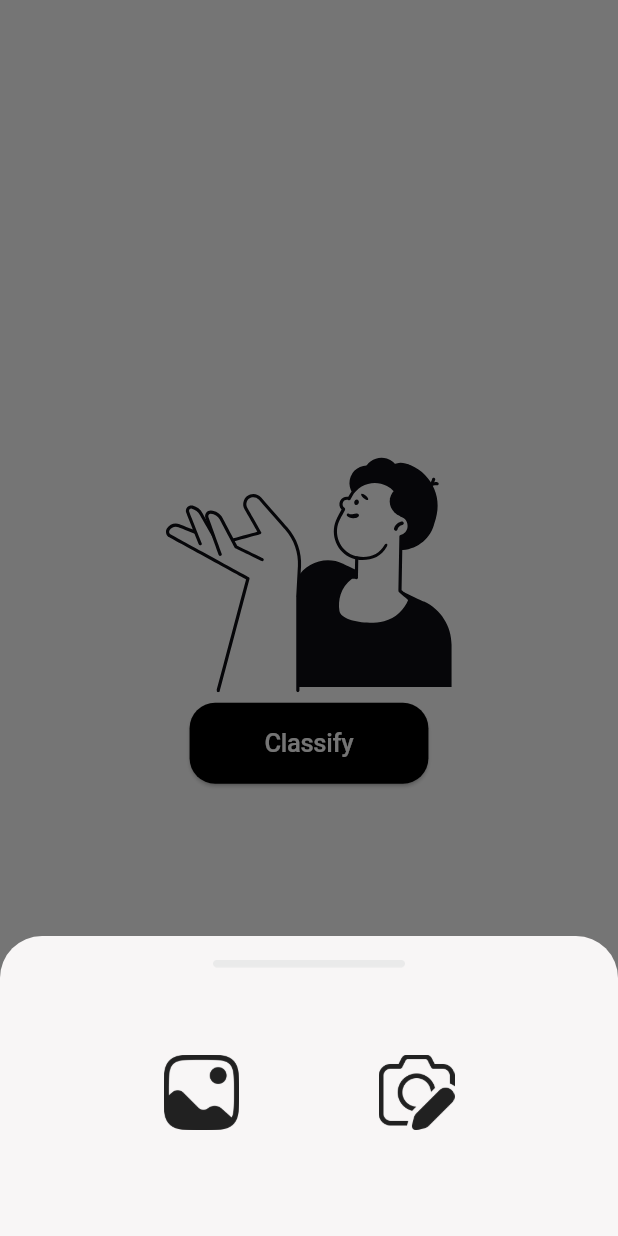
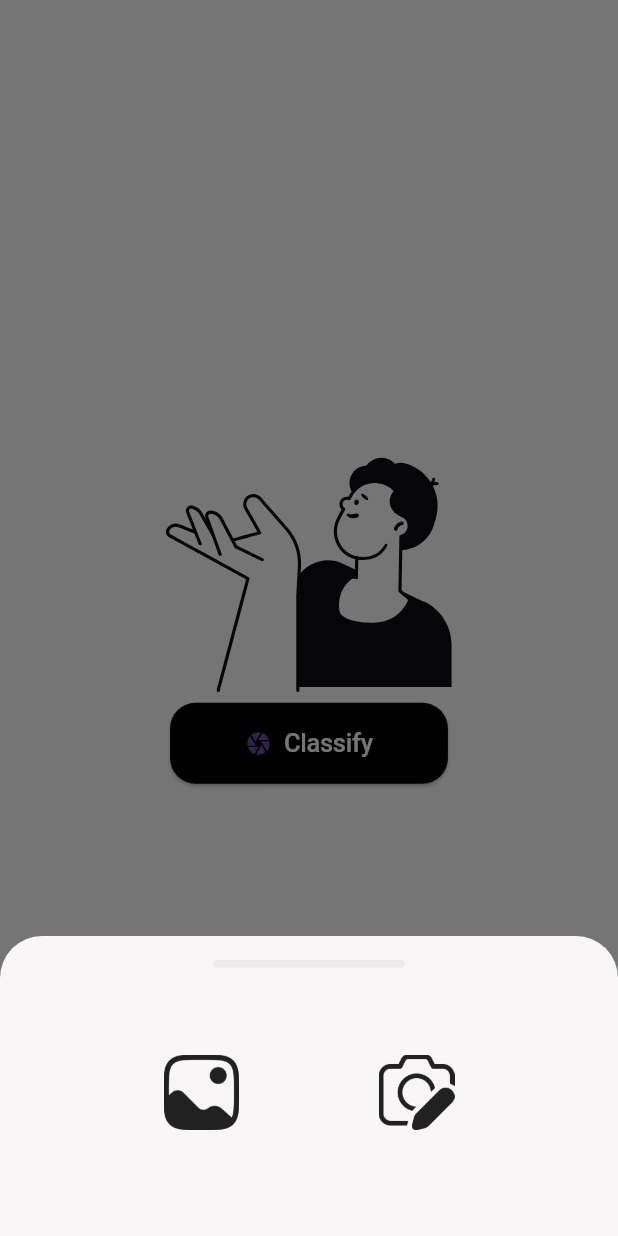
Before and after one commit to Abdul-Sami9678/FYP01, a Flutter app: the BuyerCameranavbar screen opened directly, after a tap on "Classify", on a phone screen of 412 x 824 dp. Run offline on Flutter 3.47's test engine with Material 3 defaults, Android fonts, the phone set to English and light mode, and no system bars; our stand-ins replace cloud_firestore, device_preview, dio, firebase_auth, firebase_core, firebase_database and 15 more; missing offline and left inert: flutter_stripe, flutter_tflite; accounts and stored records are empty; Roboto replaces fonts that are missing (Sans); project files that could hold a hidden picture were left out.

Commit message:
camera navbar file updated

```diff
--- /dev/null
+++ b/assets/labels.txt
@@ -0,0 +1,5 @@
+Arborio
+Basmati
+Ipsala
+Jasmine
+Karacadag
--- a/lib/Screens/Bottom Navigation Bars/Buyer/Buyer_Tabs/Buyer_cameranavbar.dart
+++ b/lib/Screens/Bottom Navigation Bars/Buyer/Buyer_Tabs/Buyer_cameranavbar.dart
@@ -1,8 +1,9 @@
 import 'dart:io';
 import 'dart:typed_data';
-
 import 'package:flutter/material.dart';
+import 'package:image/image.dart' as img; // For image processing
 import 'package:image_picker/image_picker.dart';
+import 'package:flutter_tflite/flutter_tflite.dart';
 import 'package:lottie/lottie.dart';
 
 class BuyerCameranavbar extends StatefulWidget {
@@ -15,27 +16,146 @@ class BuyerCameranavbar extends StatefulWidget {
 class _BuyerCameranavbarState extends State<BuyerCameranavbar> {
   Uint8List? _image;
   File? selectedImage;
+  List<dynamic>? _output;
+  bool _loading = false;
 
-  // Image pick from Camera
-  Future _pickImageFromCamera() async {
+  @override
+  void initState() {
+    super.initState();
+    _loading = true;
+    loadModel().then((value) {
+      setState(() {
+        _loading = false;
+      });
+    });
+  }
+
+  @override
+  void dispose() {
+    Tflite.close();
+    super.dispose();
+  }
+
+  // Load the TFLite model
+  Future<void> loadModel() async {
+    await Tflite.loadModel(
+      model: 'assets/new_rice_classifier_model.tflite',
+      labels: 'assets/labels.txt',
+    );
+  }
+
+  // Convert image to grayscale
+  Future<File?> convertToGrayscale(File image) async {
+    try {
+      final imageBytes = await image.readAsBytes();
+      final decodedImage = img.decodeImage(imageBytes);
+
+      if (decodedImage == null) {
+        print("Error: Could not decode image");
+        return null;
+      }
+
+      // Convert the image to grayscale
+      final grayImage = img.grayscale(decodedImage);
+
+      // Save the grayscale image temporarily
+      final tempDir = Directory.systemTemp;
+      final grayscaleImagePath = '${tempDir.path}/grayscale_image.png';
+      final grayscaleFile = File(grayscaleImagePath);
+
+      await grayscaleFile.writeAsBytes(img.encodePng(grayImage));
+      print("Grayscale image saved at: $grayscaleImagePath");
+      return grayscaleFile;
+    } catch (e) {
+      print("Error during grayscale conversion: $e");
+      return null;
+    }
+  }
+
+  // Classify the selected image
+  Future<void> classifyImage(File image) async {
+    if (image == null) return;
+
+    // Run the TFLite model
+    var output = await Tflite.runModelOnImage(
+      path: image.path,
+      numResults: 5,
+      threshold: 0.5,
+      imageMean: 127.5,
+      imageStd: 127.5,
+    );
+
+    setState(() {
+      _loading = false;
+
+      // Check if output is valid
+      if (output != null && output.isNotEmpty) {
+        final topPrediction = output[0];
+        final confidence = topPrediction['confidence'];
+        final label = topPrediction['label'];
+
+        if (confidence > 0.5) {
+          _output = output; // Show valid prediction
+        } else {
+          _output = [
+            {'label': 'Invalid image: Unable to predict rice type'}
+          ]; // Invalid prediction
+        }
+      } else {
+        _output = [
+          {'label': 'Invalid image: Unable to predict rice type'}
+        ];
+      }
+    });
+  }
+
+  // Image pick from Camera with Grayscale Conversion
+  Future<void> _pickImageFromCamera() async {
     final returnImage =
         await ImagePicker().pickImage(source: ImageSource.camera);
     if (returnImage == null) return;
+
     setState(() {
+      _loading = true;
+      selectedImage = File(returnImage.path);
+    });
+
+    // Convert image to grayscale
+    final grayscaleImage = await convertToGrayscale(selectedImage!);
+
+    if (grayscaleImage != null) {
+      final grayscaleBytes =
+          await grayscaleImage.readAsBytes(); // Read bytes outside setState
+      setState(() {
+        _image = grayscaleBytes; // Update state
+      });
+
+      // Classify the grayscale image
+      classifyImage(grayscaleImage);
+    } else {
+      setState(() {
+        _loading = false;
+        _output = [
+          {'label': 'Error: Unable to process the image'}
+        ];
+      });
+    }
+  }
+
+  // Image pick from Gallery (Optional: Can add grayscale conversion if needed)
+  Future<void> _pickImageFromGallery() async {
+    final returnImage =
+        await ImagePicker().pickImage(source: ImageSource.gallery);
+    if (returnImage == null) return;
+
+    setState(() {
+      _loading = true;
       selectedImage = File(returnImage.path);
       _image = File(returnImage.path).readAsBytesSync();
     });
-  }
 
-  // Image pick from Gallery
-  Future _pickImageFromGallery() async {
-    final returnImage =
-        await ImagePicker().pickImage(source: ImageSource.gallery);
-    if (returnImage == null) return;
-    setState(() {
-      selectedImage = File(returnImage.path);
-      _image = File(returnImage.path).readAsBytesSync();
-    });
+    // Classify the selected image
+    classifyImage(selectedImage!);
   }
 
   // Bottom Sheet to Display
@@ -43,7 +163,7 @@ class _BuyerCameranavbarState extends State<BuyerCameranavbar> {
     showModalBottomSheet(
       backgroundColor: const Color.fromARGB(255, 248, 246, 246),
       context: context,
-      isDismissible: true, // Allows closing by tapping outside or swiping down
+      isDismissible: true,
       builder: (BuildContext context) {
         return Container(
           padding: const EdgeInsets.all(16.0),
@@ -54,8 +174,10 @@ class _BuyerCameranavbarState extends State<BuyerCameranavbar> {
                 height: 5,
                 width: 136,
                 decoration: const BoxDecoration(
-                    image: DecorationImage(
-                        image: AssetImage("assets/images/Icons/Bar.png"))),
+                  image: DecorationImage(
+                    image: AssetImage("assets/images/Icons/Bar.png"),
+                  ),
+                ),
               ),
               const SizedBox(height: 58),
               Row(
@@ -65,12 +187,10 @@ class _BuyerCameranavbarState extends State<BuyerCameranavbar> {
                   InkWell(
                     onTap: () {
                       _pickImageFromGallery();
-                      Navigator.pop(
-                          context); // Close bottom sheet after picking
+                      Navigator.pop(context); // Close bottom sheet
                     },
                     child: const ImageIcon(
-                      AssetImage(
-                          'assets/images/Icons/Gallery.png'), // Gallery Icon
+                      AssetImage('assets/images/Icons/Gallery.png'),
                       size: 50.5,
                     ),
                   ),
@@ -78,12 +198,10 @@ class _BuyerCameranavbarState extends State<BuyerCameranavbar> {
                   InkWell(
                     onTap: () {
                       _pickImageFromCamera();
-                      Navigator.pop(
-                          context); // Close bottom sheet after picking
+                      Navigator.pop(context); // Close bottom sheet
                     },
                     child: const ImageIcon(
-                      AssetImage(
-                          'assets/images/Icons/Camera1.png'), // Camera Icon
+                      AssetImage('assets/images/Icons/Camera1.png'),
                       size: 50.5,
                     ),
                   ),
@@ -104,42 +222,65 @@ class _BuyerCameranavbarState extends State<BuyerCameranavbar> {
         child: Column(
           mainAxisAlignment: MainAxisAlignment.center,
           children: [
-            // Lottie Animation or Selected Image
-            _image == null
+            // Display loading animation or the selected image
+            _loading
                 ? Lottie.asset(
-                    "assets/Animations/S3.json",
-                    height: 160, // Adjust the height as needed
-                    width: 200, // Adjust the width as needed
+                    "assets/Animations/Loading4.json",
+                    height: 135,
+                    width: 135,
                   )
-                : Image.memory(
-                    _image!), // Display the selected image if available
-            const SizedBox(
-              height: 7,
-            ),
-            // Button to Open Bottom Sheet Manually
+                : _image != null
+                    ? Column(
+                        children: [
+                          Image.memory(
+                            _image!,
+                            width: 300,
+                            height: 300,
+                          ),
+                          const SizedBox(height: 20),
+                          const Text(
+                            'Prediction:',
+                            style: TextStyle(
+                                fontSize: 20, fontWeight: FontWeight.bold),
+                          ),
+                          const SizedBox(height: 10),
+                          Text(
+                            _output != null
+                                ? '${_output![0]['label']}'
+                                : 'No Prediction',
+                            style: const TextStyle(fontSize: 16),
+                          ),
+                        ],
+                      )
+                    : Lottie.asset(
+                        "assets/Animations/S3.json",
+                        height: 160,
+                        width: 200,
+                      ),
+            const SizedBox(height: 7),
+            // Button to open bottom sheet
             ElevatedButton.icon(
               onPressed: () {
-                // Handle button action here
                 _showBottomSheet();
               },
               style: ElevatedButton.styleFrom(
-                backgroundColor: Colors.black, // Button background color
-                padding: const EdgeInsets.symmetric(
-                    vertical: 15, horizontal: 50), // Padding inside the button
+                backgroundColor: Colors.black,
+                padding:
+                    const EdgeInsets.symmetric(vertical: 15, horizontal: 50),
                 shape: RoundedRectangleBorder(
-                  borderRadius: BorderRadius.circular(17), // Rounded corners
+                  borderRadius: BorderRadius.circular(17),
                 ),
               ),
+              icon: const Icon(Icons.camera),
               label: const Text(
-                'Classify', // Button text
+                'Classify',
                 style: TextStyle(
-                  fontSize: 17, // Text size
-                  fontFamily: 'Sans',
+                  fontSize: 17,
                   letterSpacing: -0.2,
-                  color: Colors.white, // Text color
+                  color: Colors.white,
                 ),
               ),
-            )
+            ),
           ],
         ),
       ),
```
Also changed, not shown: pubspec.yaml (+11 -14 lines), pubspec.lock, 1 other file.
